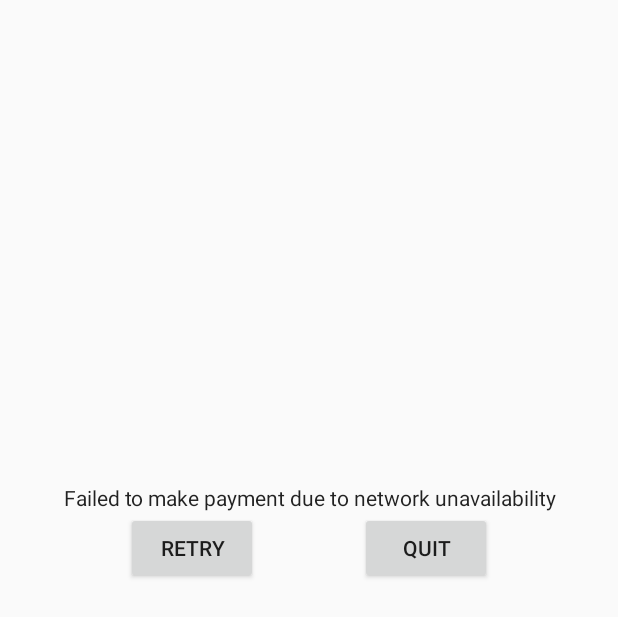
After one commit to SmartCheckout/android, an Android app: the layout payment_faliure.xml on its own in the app's theme, with its tools: preview values and no code run, on a phone screen of 412 x 824 dp. The commit adds this screen. Shown: the top 617 px of the screen. Run offline under Robolectric (Android 15) with nearby library versions, the phone set to English and light mode, and no system bars.

Commit message:
Added payment Faliure Screen

```diff
--- /dev/null
+++ b/app/src/main/res/layout/payment_faliure.xml
@@ -0,0 +1,47 @@
+<?xml version="1.0" encoding="utf-8"?>
+<android.support.constraint.ConstraintLayout
+    xmlns:app="http://schemas.android.com/apk/res-auto"
+    xmlns:android="http://schemas.android.com/apk/res/android"
+    xmlns:tools="http://schemas.android.com/tools"
+    android:layout_width="match_parent"
+    android:layout_height="match_parent">
+
+    <TextView
+        android:id="@+id/paymentFaliure"
+        android:layout_width="0dp"
+        android:layout_height="wrap_content"
+        android:layout_marginEnd="16dp"
+        android:layout_marginStart="16dp"
+        android:gravity="center_horizontal"
+        android:textAppearance="@style/TextAppearance.AppCompat.Body1"
+        app:layout_constraintBottom_toBottomOf="parent"
+        app:layout_constraintEnd_toEndOf="parent"
+        app:layout_constraintStart_toStartOf="parent"
+        app:layout_constraintTop_toTopOf="parent"
+        app:layout_constraintVertical_bias="0.4"
+        tools:text="Failed to make payment due to network unavailability"
+        tools:layout_editor_absoluteX="16dp" />
+
+    <Button
+        android:id="@+id/retry"
+        android:layout_width="wrap_content"
+        android:layout_height="wrap_content"
+        android:text="@string/retry"
+        app:layout_constraintStart_toStartOf="@+id/paymentFaliure"
+        app:layout_constraintEnd_toStartOf="@+id/quit"
+        app:layout_constraintTop_toBottomOf="@+id/paymentFaliure"
+        tools:layout_editor_absoluteY="247dp"
+        tools:layout_editor_absoluteX="111dp" />
+
+    <Button
+        android:id="@+id/quit"
+        android:layout_width="wrap_content"
+        android:layout_height="wrap_content"
+        android:text="@string/quit"
+        app:layout_constraintStart_toEndOf="@+id/retry"
+        app:layout_constraintEnd_toEndOf="@+id/paymentFaliure"
+        app:layout_constraintTop_toBottomOf="@+id/paymentFaliure"
+        tools:layout_editor_absoluteY="247dp"
+        tools:layout_editor_absoluteX="111dp" />
+
+</android.support.constraint.ConstraintLayout>
--- a/app/src/main/res/values/strings.xml
+++ b/app/src/main/res/values/strings.xml
@@ -68,4 +68,6 @@
     </string-array>
     <string name="title_activity_payment">PaymentActivity</string>
     <string name="history">Transaction History</string>
+    <string name="retry">retry</string>
+    <string name="quit">quit</string>
 </resources>
```
